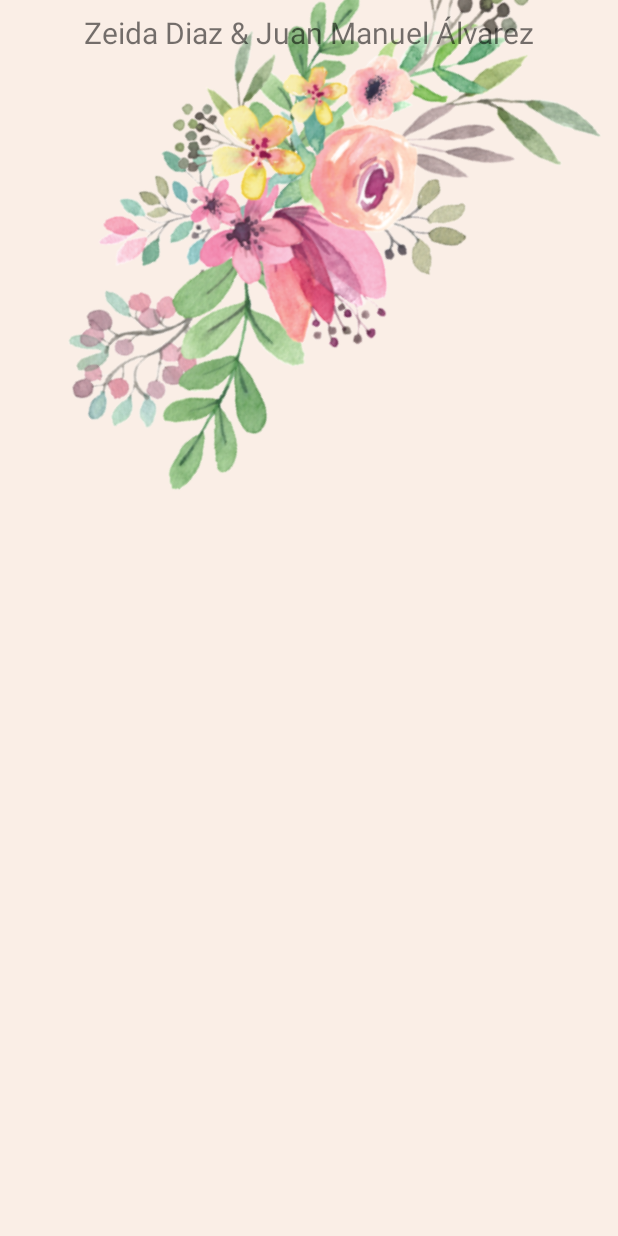
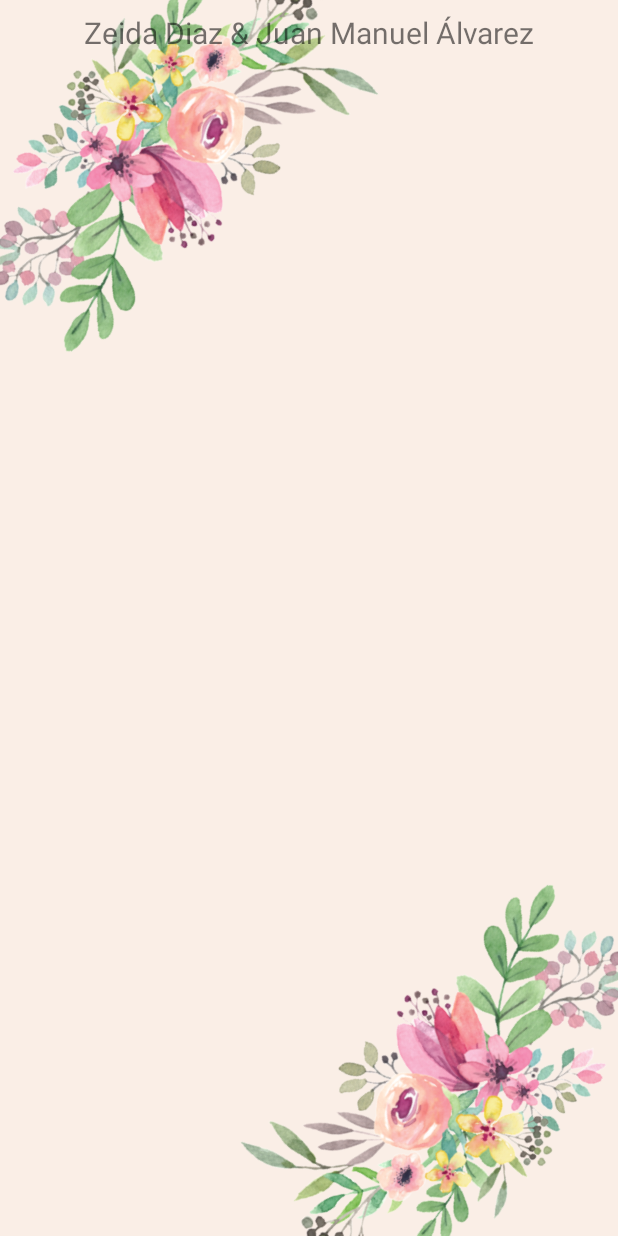
Before and after one commit to alexym/Z_A_MiBoda, an Android app: the layout fragment_slideshow.xml on its own in the app's theme, with its tools: preview values and no code run, on a phone screen of 412 x 824 dp. Run offline under Robolectric (Android 15) with nearby library versions, the phone set to English and light mode, and no system bars; Roboto replaces fonts that are not available here.

Commit message:
se implementa imagen

```diff
--- a/app/src/main/res/layout/fragment_slideshow.xml
+++ b/app/src/main/res/layout/fragment_slideshow.xml
@@ -6,12 +6,28 @@
     android:layout_height="match_parent"
     android:background="@color/back"
     tools:context=".ui.tomanota.TomaNotaFragment">
+
     <ImageView
         android:id="@+id/top_corner"
-        android:layout_width="match_parent"
+        android:layout_width="300dp"
         android:layout_height="wrap_content"
         android:rotation="135"
-        android:src="@drawable/corners_flowers" />
+        android:layout_marginStart="-40dp"
+        android:layout_marginTop="-40dp"
+        android:src="@drawable/corners_flowers"
+        app:layout_constraintStart_toStartOf="parent"
+        app:layout_constraintTop_toTopOf="parent" />
+
+    <ImageView
+        android:id="@+id/top_corner_b"
+        android:layout_width="300dp"
+        android:layout_height="wrap_content"
+        android:layout_marginBottom="-40dp"
+        android:layout_marginEnd="-40dp"
+        android:rotation="-45"
+        android:src="@drawable/corners_flowers"
+        app:layout_constraintBottom_toBottomOf="parent"
+        app:layout_constraintEnd_toEndOf="parent" />
 
     <androidx.core.widget.NestedScrollView
         android:id="@+id/scroll_ns"
```
